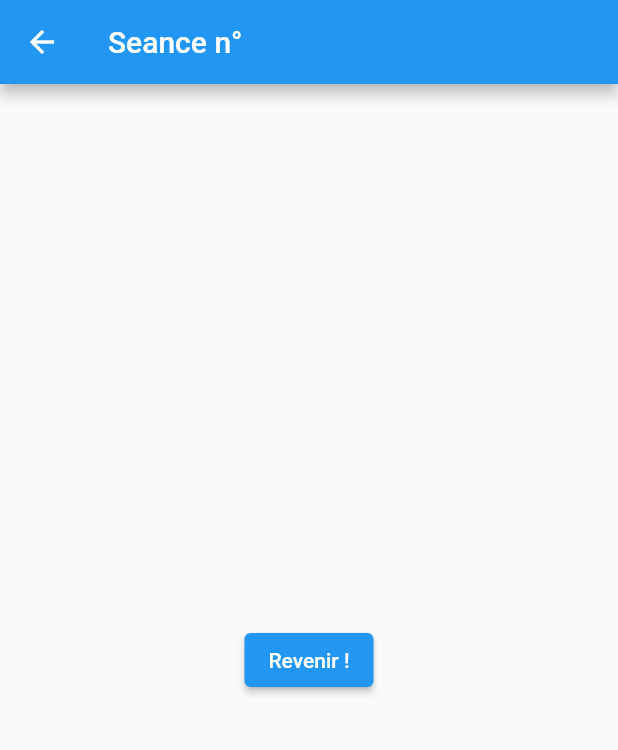
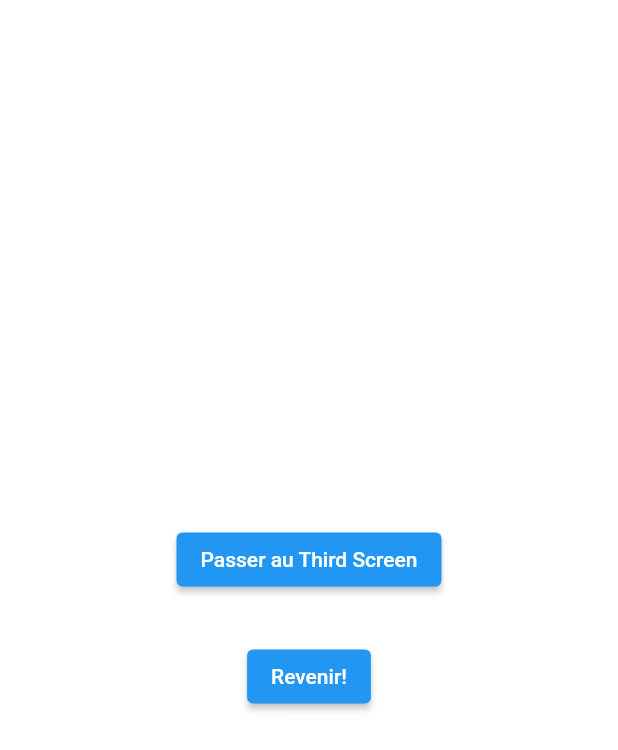
Before and after one commit to JosephLapert/M2L_mobile, a Flutter app: the SecondScreen screen opened by its route, on a phone screen of 412 x 824 dp. Shown: the top 750 px of the screen. Run offline on Flutter 3.47's test engine with Material 2 defaults, Android fonts, the phone set to English and light mode, and no system bars.

Commit message:
Ajout des boutons pour la navigation entre les 3 screens

```diff
--- a/lib/api_call.dart
+++ b/lib/api_call.dart
@@ -19,7 +19,7 @@ class Users {
         username: json["prenom"],
         email: json["email"],
         birthday: json["ddn"]
-      );
+  );
 }
 
 Future<Users> getUsers() async {
--- a/lib/main.dart
+++ b/lib/main.dart
@@ -22,6 +22,8 @@ class MyApp extends StatelessWidget {
         '/': (context) => const FirstScreen(),
         // When navigating to the "/second" route, build the SecondScreen widget.
         '/second': (context) => const SecondScreen(),
+        // When navigating to the "/third" route, build the ThirdScreen widget.
+        '/third': (context) => const ThirdScreen(),
       },
     );
   }
--- a/lib/screen.dart
+++ b/lib/screen.dart
@@ -23,9 +23,37 @@ class SecondScreen extends StatelessWidget {
 
   @override
   Widget build(BuildContext context) {
+    return Center(
+      child: Column(
+        mainAxisSize: MainAxisSize.min,
+        children: <Widget>[
+          ElevatedButton(
+            onPressed: () {
+              Navigator.pushNamed(context, '/third');
+            },
+            child: const Text('Passer au Third Screen'),
+          ),
+          const SizedBox(height: 30),
+          ElevatedButton(
+            onPressed: () {
+              Navigator.pop(context);
+            },
+            child: const Text('Revenir!'),
+          ),
+        ],
+      ),
+    );
+  }
+}
+
+class ThirdScreen extends StatelessWidget {
+  const ThirdScreen({Key? key}) : super(key: key);
+
+  @override
+  Widget build(BuildContext context) {
     return Scaffold(
       appBar: AppBar(
-        title: const Text('Seance n°'),
+        title: const Text("Statut d'inscription de"),
       ),
       body: Center(
         child: ElevatedButton(
@@ -33,7 +61,7 @@ class SecondScreen extends StatelessWidget {
             // Navigate back to first screen when tapped.
             Navigator.pop(context);
           },
-          child: const Text('Revenir !'),
+          child: const Text('Soumettre statut!'),
         ),
       ),
     );
```
